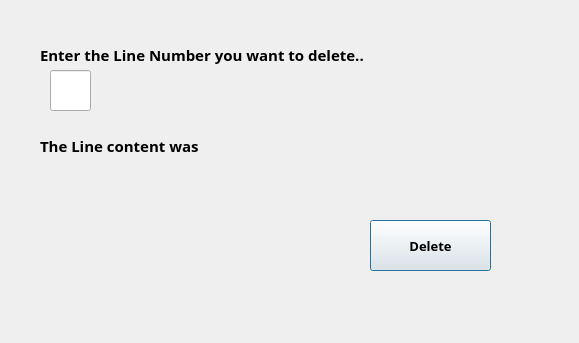
yasmineNasrat/TextEditor, file eighthdialog.ui: the form before one commit.
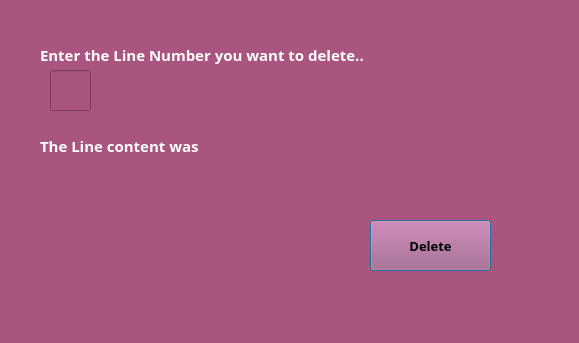
The form after the commit.

```diff
--- a/eighthdialog.ui
+++ b/eighthdialog.ui
@@ -13,6 +13,10 @@
   <property name="windowTitle">
    <string>Dialog</string>
   </property>
+  <property name="styleSheet">
+   <string notr="true">color: rgb(255, 255, 255);
+background-color: rgb(170, 85, 127);</string>
+  </property>
   <widget class="QLabel" name="label">
    <property name="geometry">
     <rect>
@@ -110,6 +114,9 @@
      <bold>true</bold>
     </font>
    </property>
+   <property name="styleSheet">
+    <string notr="true">color: rgb(0, 0, 0);</string>
+   </property>
    <property name="text">
     <string>Delete</string>
    </property>
```
